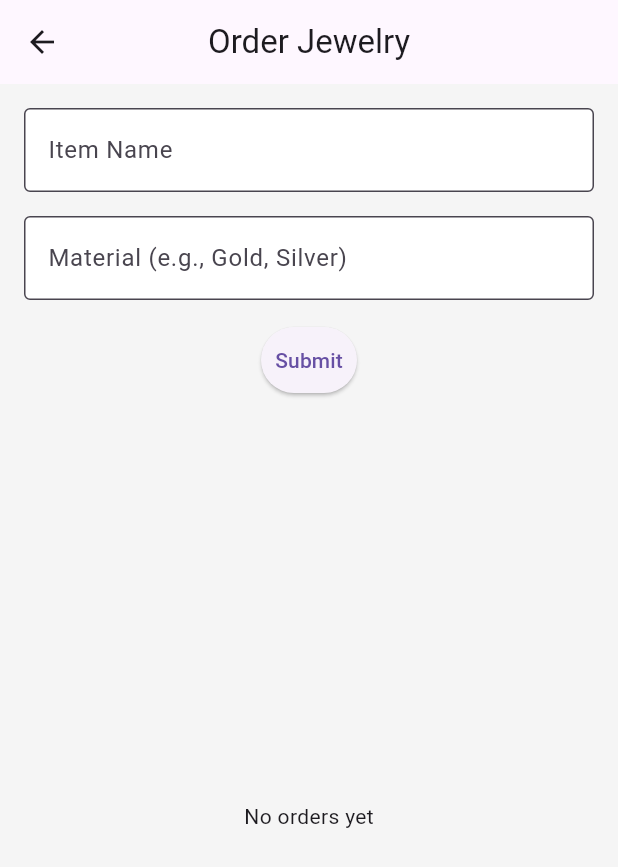
After one commit to agbtndg/PROFE8-Activity3-JewelryApp, a Flutter app: the screen it shows after launch, after a tap on "Order Form", on a phone screen of 412 x 824 dp. The commit adds this screen. Shown: the top 867 px of the screen. Run offline on Flutter 3.47's test engine with Material 3 defaults, Android fonts, the phone set to English and light mode, and no system bars.

Commit message:
Add Instruction 10: Form that saves data to local list and displays below

```diff
--- a/lib/main.dart
+++ b/lib/main.dart
@@ -2,6 +2,7 @@ import 'package:flutter/material.dart';
 import 'login_screen.dart';
 import 'customization_screen.dart';
 import 'registration_screen.dart';
+import 'order_form_screen.dart';
 
 void main() {
   runApp(JewelForm());
@@ -84,6 +85,19 @@ class HomeScreen extends StatelessWidget {
                 padding: EdgeInsets.symmetric(vertical: 12.0, horizontal: 24.0),
               ),
             ),
+            SizedBox(height: 16.0),
+            ElevatedButton(
+              onPressed: () {
+                Navigator.push(
+                  context,
+                  MaterialPageRoute(builder: (context) => OrderFormScreen()),
+                );
+              },
+              child: Text('Order Form'),
+              style: ElevatedButton.styleFrom(
+                padding: EdgeInsets.symmetric(vertical: 12.0, horizontal: 24.0),
+              ),
+            ),
           ],
         ),
       ),
--- /dev/null
+++ b/lib/order_form_screen.dart
@@ -0,0 +1,112 @@
+import 'package:flutter/material.dart';
+
+class OrderFormScreen extends StatefulWidget {
+  @override
+  _OrderFormScreenState createState() => _OrderFormScreenState();
+}
+
+class _OrderFormScreenState extends State<OrderFormScreen> {
+  final _formKey = GlobalKey<FormState>();
+  final _itemNameController = TextEditingController();
+  final _materialController = TextEditingController();
+  final List<Map<String, String>> _orders = [];
+
+  @override
+  void dispose() {
+    _itemNameController.dispose();
+    _materialController.dispose();
+    super.dispose();
+  }
+
+  @override
+  Widget build(BuildContext context) {
+    return Scaffold(
+      appBar: AppBar(
+        title: Text('Order Jewelry'),
+        centerTitle: true,
+      ),
+      body: Padding(
+        padding: EdgeInsets.all(16.0),
+        child: Column(
+          crossAxisAlignment: CrossAxisAlignment.stretch,
+          children: [
+            Form(
+              key: _formKey,
+              child: Column(
+                children: [
+                  TextFormField(
+                    controller: _itemNameController,
+                    decoration: InputDecoration(
+                      labelText: 'Item Name',
+                      border: OutlineInputBorder(),
+                      filled: true,
+                      fillColor: Colors.white,
+                    ),
+                    validator: (value) {
+                      if (value == null || value.isEmpty) {
+                        return 'Please enter an item name';
+                      }
+                      return null;
+                    },
+                  ),
+                  SizedBox(height: 16.0),
+                  TextFormField(
+                    controller: _materialController,
+                    decoration: InputDecoration(
+                      labelText: 'Material (e.g., Gold, Silver)',
+                      border: OutlineInputBorder(),
+                      filled: true,
+                      fillColor: Colors.white,
+                    ),
+                    validator: (value) {
+                      if (value == null || value.isEmpty) {
+                        return 'Please enter a material';
+                      }
+                      return null;
+                    },
+                  ),
+                  SizedBox(height: 16.0),
+                  ElevatedButton(
+                    onPressed: () {
+                      if (_formKey.currentState!.validate()) {
+                        setState(() {
+                          _orders.add({
+                            'itemName': _itemNameController.text,
+                            'material': _materialController.text,
+                          });
+                          _itemNameController.clear();
+                          _materialController.clear();
+                        });
+                        ScaffoldMessenger.of(context).showSnackBar(
+                          SnackBar(content: Text('Order added')),
+                        );
+                      }
+                    },
+                    child: Text('Submit'),
+                    style: ElevatedButton.styleFrom(
+                      padding: EdgeInsets.symmetric(vertical: 12.0),
+                    ),
+                  ),
+                ],
+              ),
+            ),
+            SizedBox(height: 16.0),
+            Expanded(
+              child: _orders.isEmpty
+                  ? Center(child: Text('No orders yet'))
+                  : ListView.builder(
+                      itemCount: _orders.length,
+                      itemBuilder: (context, index) {
+                        return ListTile(
+                          title: Text('Item: ${_orders[index]['itemName']}'),
+                          subtitle: Text('Material: ${_orders[index]['material']}'),
+                        );
+                      },
+                    ),
+            ),
+          ],
+        ),
+      ),
+    );
+  }
+}
```
